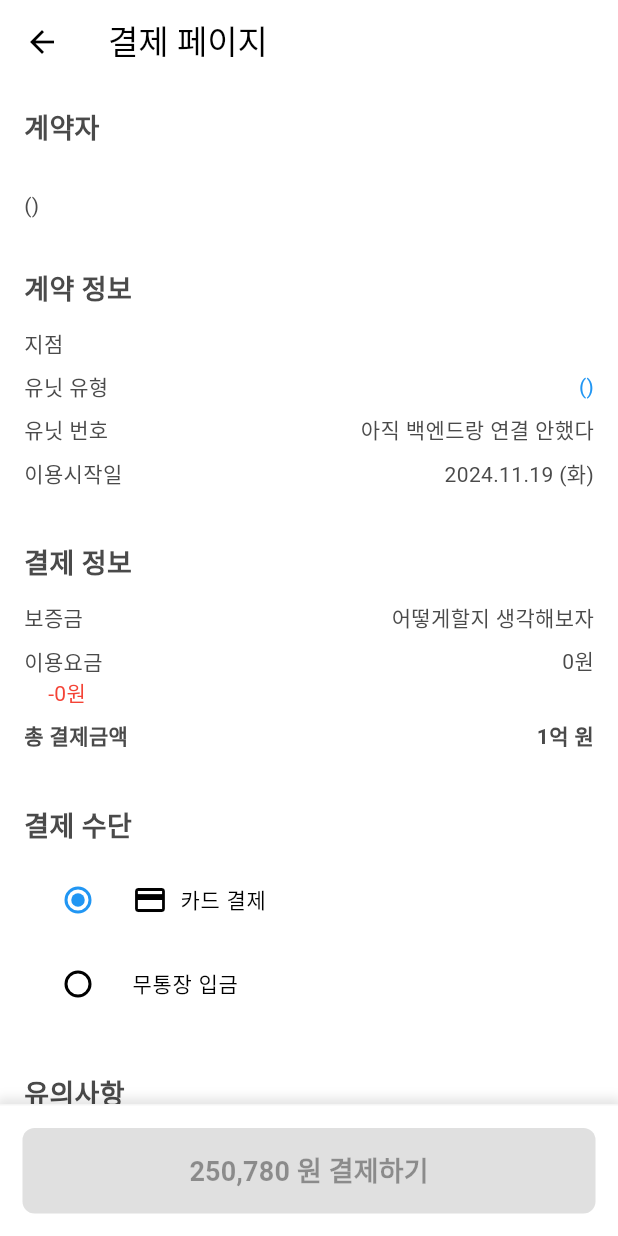
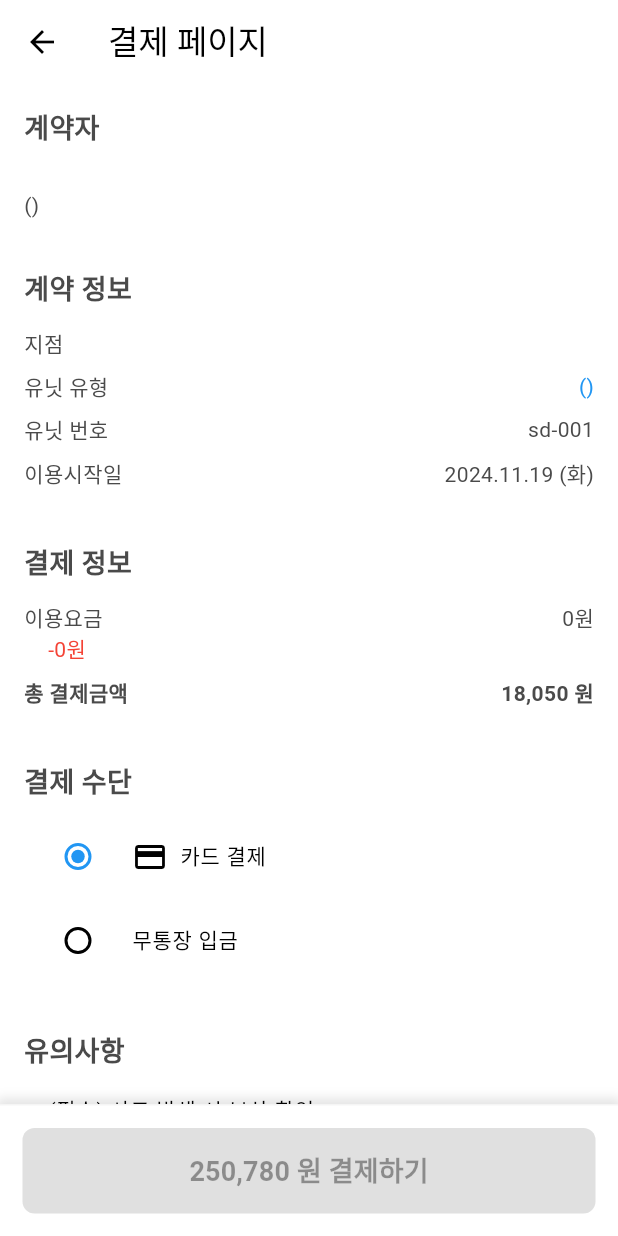
Before and after one commit to eun-young2/ShareWare, a Flutter app: the PaymentPage screen opened directly with empty values, on a phone screen of 412 x 824 dp. Run offline on Flutter 3.47's test engine with Material 3 defaults, Android fonts, the phone set to English and light mode, and no system bars; our stand-ins replace flutter_dotenv, geolocator, image_gallery_saver, image_picker, permission_handler, shared_preferences and 2 more; missing offline and left inert: flutter_vlc_player, kakaomap_webview, qr_code_scanner; accounts and stored records are empty; network calls fail.

Commit message:
결제 페이지 수정 -규민-

```diff
--- a/Frontend/shareware/lib/payment_page.dart
+++ b/Frontend/shareware/lib/payment_page.dart
@@ -74,7 +74,7 @@ class _PaymentPageState extends State<PaymentPage> {
             _buildInfoRow('지점', '${widget.warehouseName}'),
             _buildInfoRow('유닛 유형', '${widget.unitType} (${widget.unitSize})',
                 isLink: true),
-            _buildInfoRow('유닛 번호', '아직 백엔드랑 연결 안했다'),
+            _buildInfoRow('유닛 번호', 'sd-001'),
             _buildInfoRow('이용시작일',
                 DateFormat('yyyy.MM.dd (E)', 'ko_KR').format(widget.startDate)),
             Divider(height: 32),
@@ -83,11 +83,11 @@ class _PaymentPageState extends State<PaymentPage> {
             Text('결제 정보',
                 style: TextStyle(fontSize: 18, fontWeight: FontWeight.bold)),
             SizedBox(height: 8),
-            _buildPriceRow('보증금', '어떻게할지 생각해보자'),
+
             _buildPriceRow(
                 '이용요금', '${NumberFormat('#,###').format(discountedPrice)}원',
                 discount: '-${NumberFormat('#,###').format(discountAmount)}원'),
-            _buildPriceRow('총 결제금액', '1억 원', isTotal: true),
+            _buildPriceRow('총 결제금액', '18,050 원', isTotal: true),
             Divider(height: 32),
 
             // 결제 수단
```
